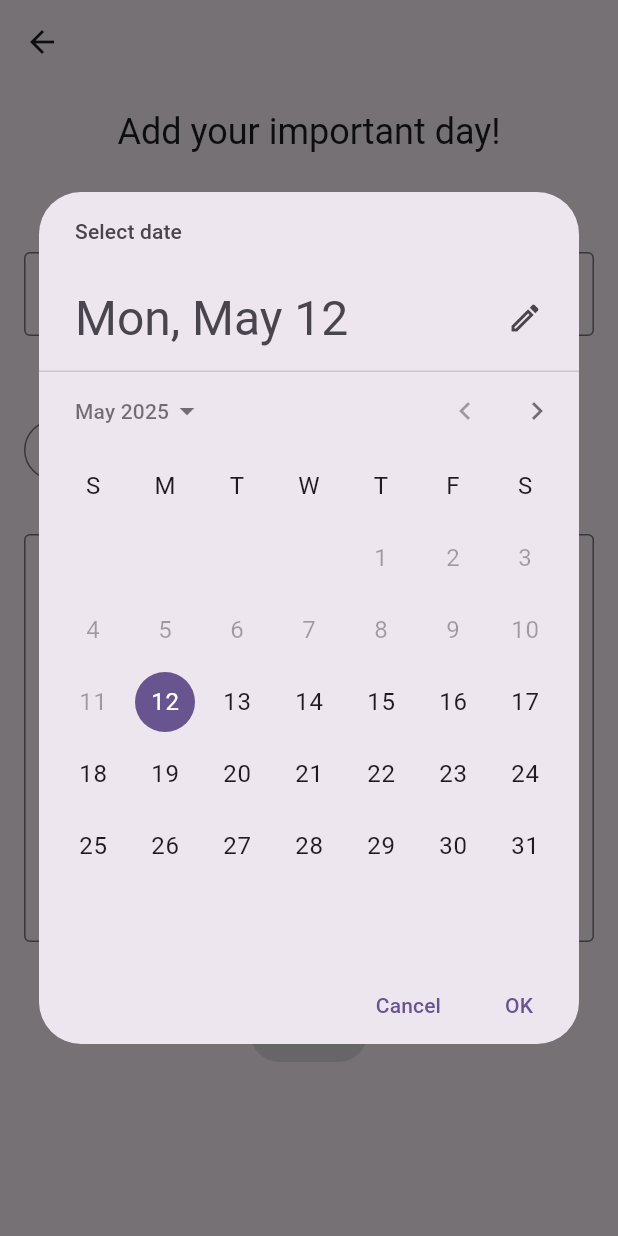
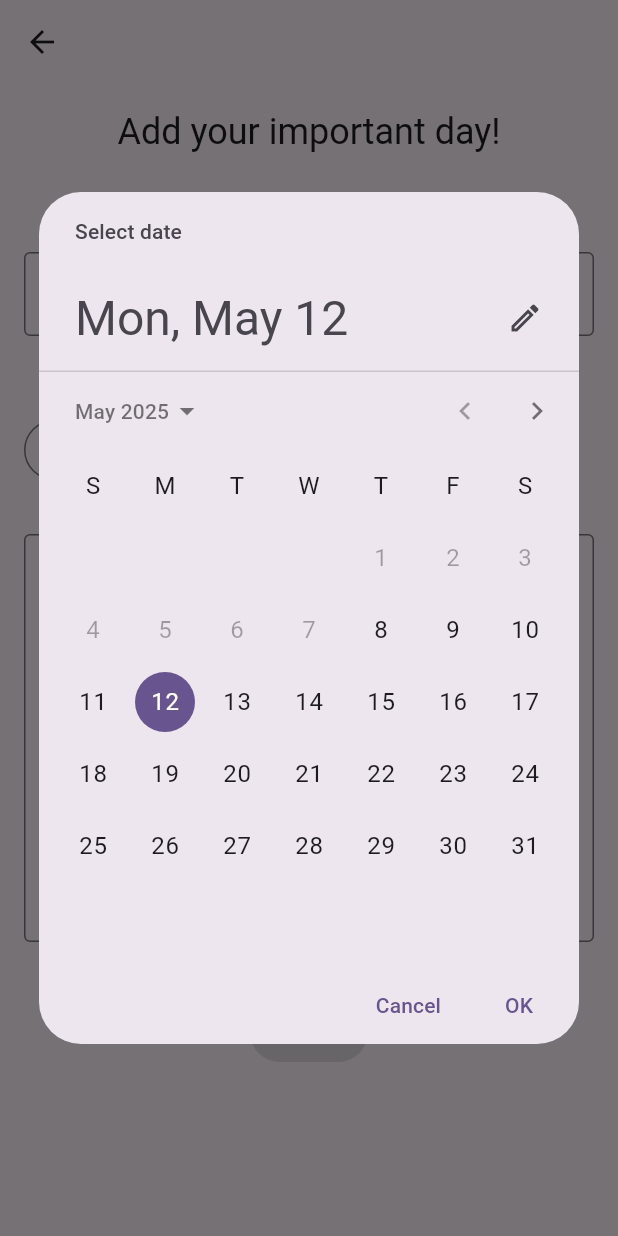
Before and after one commit to ChiekoN/Flutter-localization_app, a Flutter app: the NewDatePage screen opened by its route, after a tap on "Select Date", on a phone screen of 412 x 824 dp. Run offline on Flutter 3.47's test engine with Material 3 defaults, Android fonts, the phone set to English and light mode, and no system bars; our stand-ins replace drift, equatable, flutter_bloc, flutter_localized_locales, go_router, universal_platform; missing offline and left inert: desktop_window; accounts and stored records are empty; generated files the repository leaves out were written again.

Commit message:
Apply localization for date format

```diff
--- a/lib/feature/pages/add/add.dart
+++ b/lib/feature/pages/add/add.dart
@@ -5,7 +5,6 @@ import 'package:flutter_bloc/flutter_bloc.dart';
 import '../../shared/router.dart';
 import '../../shared/todate_cubit.dart';
 import '../../../domain/models/todate.dart';
-
 
 import '../../../l10n/app_localizations.dart';
 
@@ -17,8 +16,8 @@ class NewDatePage extends StatefulWidget {
 }
 
 class _NewDatePageState extends State<NewDatePage> {
-
-  DateTime firstDate = DateTime.now().add(Duration(days:1)); // Available date is tomorrow and after.
+  DateTime firstDate = DateTime.now().subtract(Duration(days:3));
+  //DateTime firstDate = DateTime.now().add(Duration(days:1)); // Available date is tomorrow and after.
   DateTime selectedDate = DateTime.now().add(Duration(days:1)); // Initial value
   DateTime lastDate = DateTime(2200); // Max date
   String selectedDateString = '';
@@ -59,7 +58,7 @@ class _NewDatePageState extends State<NewDatePage> {
     if (picked != null && picked != selectedDate){
       setState(() {
         selectedDate = picked;
-        selectedDateString = '${selectedDate.toLocal()}'.split(' ')[0];
+        selectedDateString = AppLocalizations.of(context)!.dateWeekStringShort(selectedDate.toLocal());
       });
       print('selectedDateString = $selectedDateString'); // DEV
     }
--- a/lib/feature/pages/detail/date_area.dart
+++ b/lib/feature/pages/detail/date_area.dart
@@ -1,6 +1,7 @@
 import 'package:flutter/material.dart';
 
 import '../../../domain/models/todate.dart';
+import '../../../l10n/app_localizations.dart';
 
 class DateArea extends StatelessWidget {
   const DateArea({super.key, required this.todate});
@@ -24,7 +25,7 @@ class DateArea extends StatelessWidget {
           Padding(
             padding: const EdgeInsets.fromLTRB(0, 0, 0, 32),
             child: Text(
-              todate.dateString,
+              AppLocalizations.of(context)!.dateWeekString(todate.date),
               style: Theme.of(context).textTheme.titleLarge!.apply(
                 color: Theme.of(context).primaryColor,
               ),
--- a/lib/feature/pages/toplist/toplist.dart
+++ b/lib/feature/pages/toplist/toplist.dart
@@ -4,9 +4,9 @@ import 'package:flutter_bloc/flutter_bloc.dart';
 
 import '../../shared/router.dart';
 import '../../../domain/models/todate.dart';
+import '../../../domain/models/user_config.dart';
 import '../../shared/todate_cubit.dart';
-//import '../../shared/classes/date_info.dart';
-
+import '../../shared/user_config_cubit.dart';
 
 import '../../../l10n/app_localizations.dart';
 
@@ -21,6 +21,8 @@ class _TopListPageState extends State<TopListPage> {
 
   @override
   Widget build(BuildContext context) {
+    return BlocBuilder<UserConfigCubit, UserConfig>(
+      builder: (context, configState) {
         return BlocBuilder<TodateCubit, List<Todate>>(
           builder: (context, todates) {
             // Filter to show only future dates including today
@@ -44,7 +46,7 @@ class _TopListPageState extends State<TopListPage> {
                 ),
               );
             }
-
+            print("current locale in toplist = ${Localizations.localeOf(context)}");
             return ListView.builder(
               itemCount: futureTodates.length,
               itemBuilder: (context, index) {
@@ -71,7 +73,9 @@ class _TopListPageState extends State<TopListPage> {
                     title: Text(item.title,
                       style: Theme.of(context).textTheme.titleMedium,
                     ),
-                subtitle: Text(item.dateString),
+                    subtitle: Text(
+                      AppLocalizations.of(context)!.dateWeekStringShort(item.date)
+                    ),
                     onTap:() {
                       context.go('/${AppRoutes.detail}/${item.id}');
                     }
@@ -82,4 +86,7 @@ class _TopListPageState extends State<TopListPage> {
           }
         );
       }
+    );
+
   }
+}
--- a/lib/l10n/app_ja.arb
+++ b/lib/l10n/app_ja.arb
@@ -1,4 +1,7 @@
 {
+    "dateWeekString": "{date}",
+    "dateWeekStringShort": "{date}",
+
     "bottomNavbarHomeTitle": "予定の日付一覧",
     "bottomNavbarHistoryTitle": "過去の日付一覧",
     "routerHome": "ホーム",
--- a/lib/l10n/app_localizations.dart
+++ b/lib/l10n/app_localizations.dart
@@ -94,6 +94,18 @@ abstract class AppLocalizations {
     Locale('en'),
     Locale('ja')
   ];
+
+  /// No description provided for @dateWeekString.
+  ///
+  /// In en, this message translates to:
+  /// **'{date}'**
+  String dateWeekString(DateTime date);
+
+  /// No description provided for @dateWeekStringShort.
+  ///
+  /// In en, this message translates to:
+  /// **'{date}'**
+  String dateWeekStringShort(DateTime date);
 
   /// Title on AppBar in Toplist page
   ///
```
Also changed, not shown: lib/feature/pages/history/history.dart (+12 -2 lines), lib/l10n/app_en.arb (+21 -0 lines), lib/l10n/app_localizations_en.dart (+16 -0 lines), lib/l10n/app_localizations_ja.dart (+16 -0 lines), 1 other file. Lines whose indentation alone changed are shown as unchanged.
